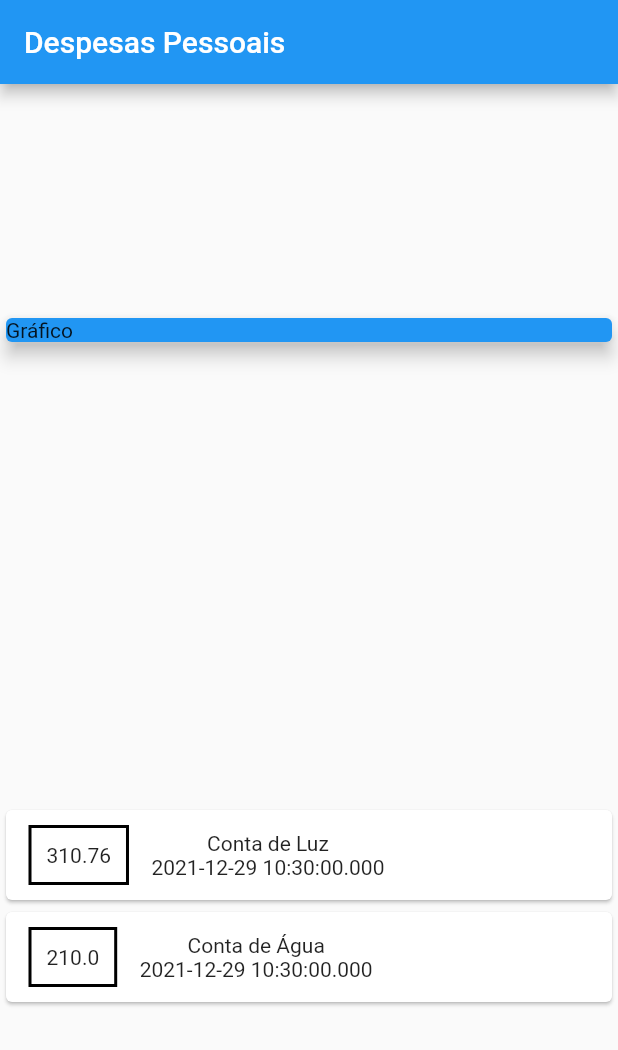
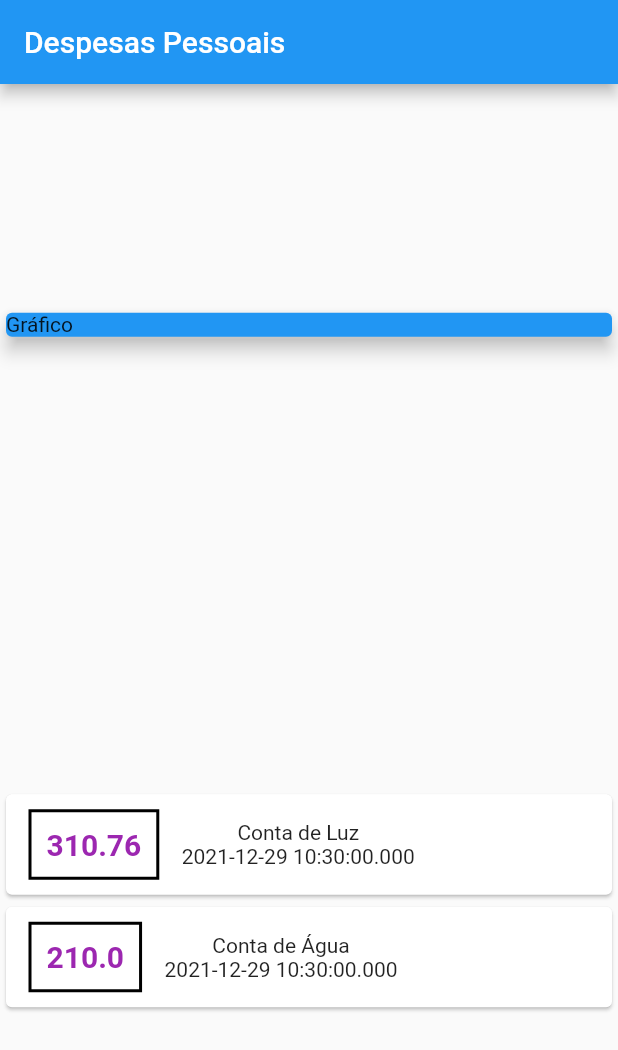
Before and after one commit to KailanySousa/CursoFlutter, a Flutter app: the screen it shows after launch, on a phone screen of 412 x 824 dp. Shown: the top 1050 px of the screen. Run offline on Flutter 3.47's test engine with Material 2 defaults, Android fonts, the phone set to English and light mode, and no system bars.

Commit message:
aplicando estilo no texto

```diff
--- a/expanses/lib/main.dart
+++ b/expanses/lib/main.dart
@@ -58,7 +58,14 @@ class MyHomePage extends StatelessWidget {
                       decoration: BoxDecoration(
                         border: Border.all(color: Colors.black, width: 2),
                       ),
-                      child: Text(tr.value.toString()),
+                      child: Text(
+                        tr.value.toString(),
+                        style: TextStyle(
+                          fontWeight: FontWeight.bold,
+                          fontSize: 20,
+                          color: Colors.purple,
+                        ),
+                      ),
                       padding: EdgeInsets.all(10),
                     ),
                     Column(
```
